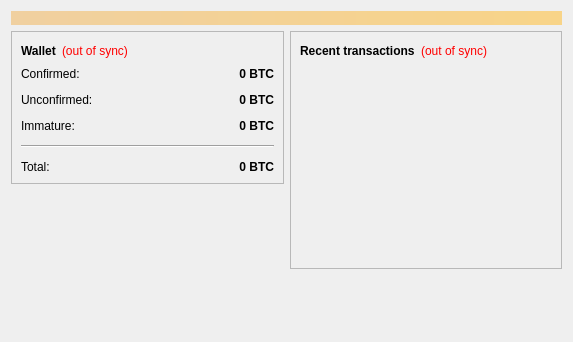
Qt form src/qt/forms/overviewpage.ui (Biggar/snorcoin) before a commit.
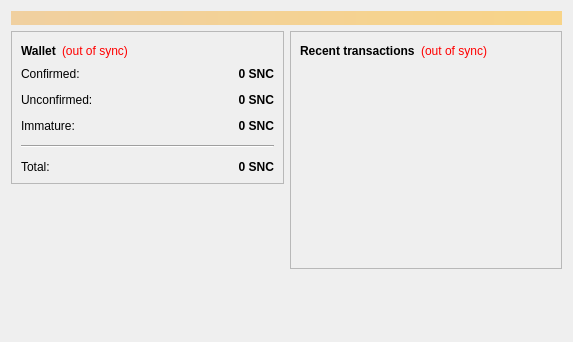
The same form after that commit.

The edit to the form file:
```diff
--- a/src/qt/forms/overviewpage.ui
+++ b/src/qt/forms/overviewpage.ui
@@ -122,7 +122,7 @@
                <string>Your current spendable balance</string>
               </property>
               <property name="text">
-               <string notr="true">0 BTC</string>
+               <string notr="true">0 SNC</string>
               </property>
               <property name="alignment">
                <set>Qt::AlignRight|Qt::AlignTrailing|Qt::AlignVCenter</set>
@@ -154,7 +154,7 @@
                <string>Total of transactions that have yet to be confirmed, and do not yet count toward the spendable balance</string>
               </property>
               <property name="text">
-               <string notr="true">0 BTC</string>
+               <string notr="true">0 SNC</string>
               </property>
               <property name="alignment">
                <set>Qt::AlignRight|Qt::AlignTrailing|Qt::AlignVCenter</set>
@@ -183,7 +183,7 @@
                <string>Mined balance that has not yet matured</string>
               </property>
               <property name="text">
-               <string notr="true">0 BTC</string>
+               <string notr="true">0 SNC</string>
               </property>
               <property name="alignment">
                <set>Qt::AlignRight|Qt::AlignTrailing|Qt::AlignVCenter</set>
@@ -215,7 +215,7 @@
                <string>Your current total balance</string>
               </property>
               <property name="text">
-               <string notr="true">0 BTC</string>
+               <string notr="true">0 SNC</string>
               </property>
               <property name="alignment">
                <set>Qt::AlignRight|Qt::AlignTrailing|Qt::AlignVCenter</set>
```
